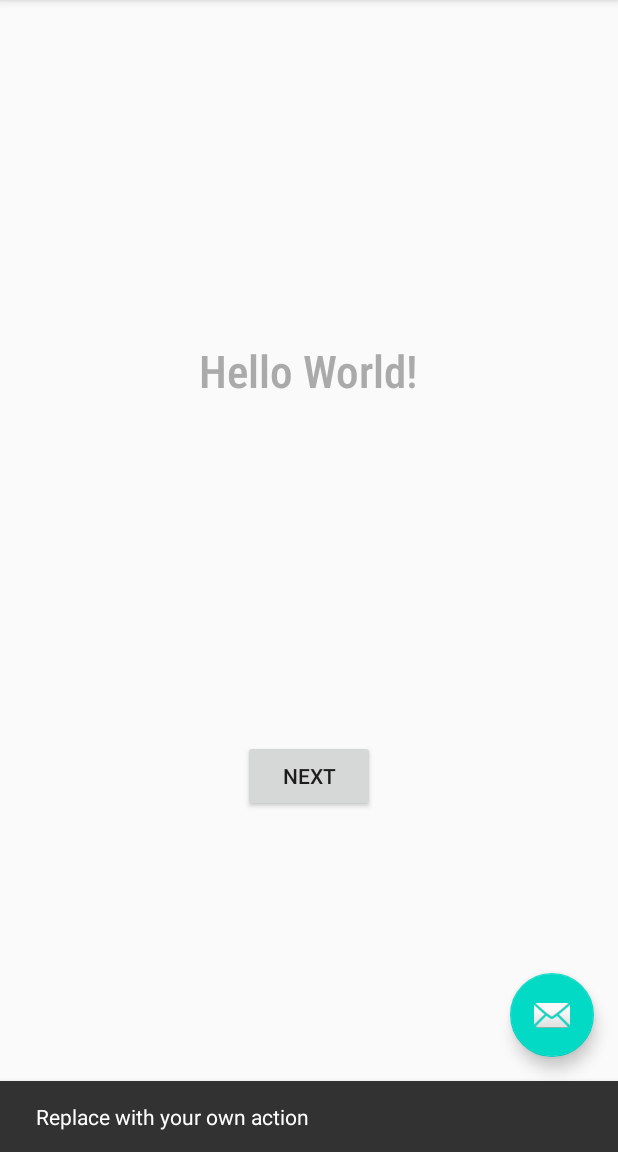
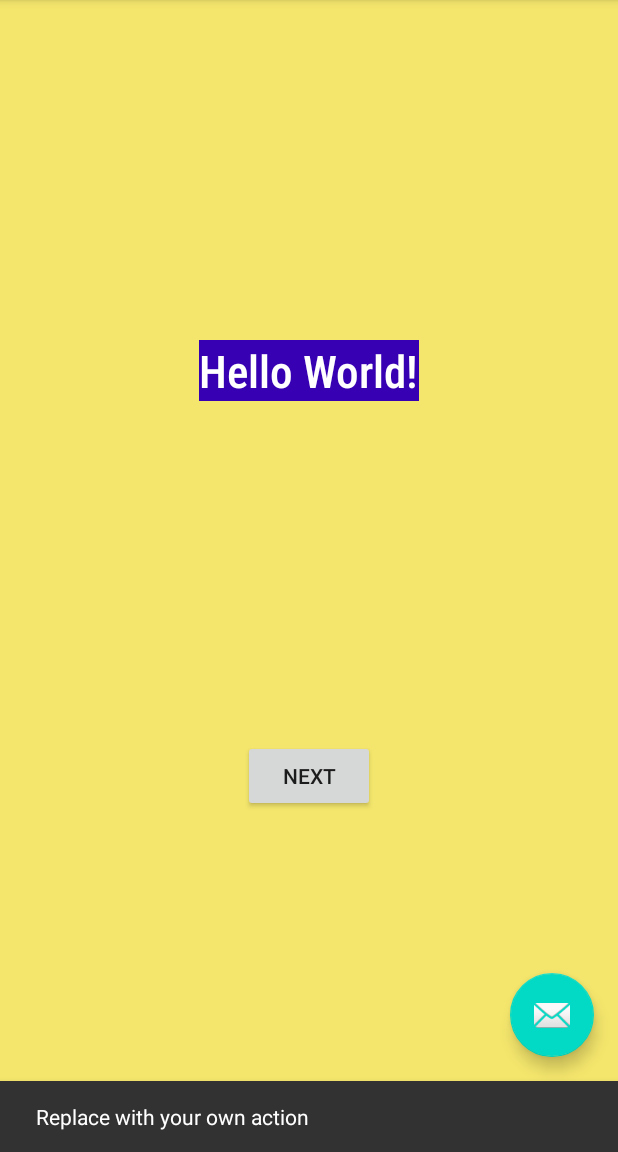
Before and after one commit to mararosa/Android-App---random-number, an Android app: the screen it shows after launch (MainActivity), after a tap on an icon or button, on a phone screen of 412 x 824 dp, the part 84-1236 px from its top. Run offline under Robolectric (Android 15) with nearby library versions, the phone set to English and light mode, and no system bars.

Commit message:
Add color resources

```diff
--- a/app/src/main/res/layout/fragment_first.xml
+++ b/app/src/main/res/layout/fragment_first.xml
@@ -4,15 +4,17 @@
     xmlns:tools="http://schemas.android.com/tools"
     android:layout_width="match_parent"
     android:layout_height="match_parent"
+    android:background="#F4E66C"
     tools:context=".FirstFragment">
 
     <TextView
         android:id="@+id/textview_first"
         android:layout_width="wrap_content"
         android:layout_height="wrap_content"
+        android:background="@color/colorPrimaryDark"
         android:fontFamily="sans-serif-condensed-light"
         android:text="@string/hello_first_fragment"
-        android:textColor="@android:color/darker_gray"
+        android:textColor="@android:color/white"
         android:textSize="30sp"
         android:textStyle="bold"
         app:layout_constraintBottom_toTopOf="@id/button_first"
--- a/app/src/main/res/values/colors.xml
+++ b/app/src/main/res/values/colors.xml
@@ -3,4 +3,5 @@
     <color name="colorPrimary">#6200EE</color>
     <color name="colorPrimaryDark">#3700B3</color>
     <color name="colorAccent">#03DAC5</color>
+    <color name="screenBackground">#FFEE58</color>
 </resources>
```
